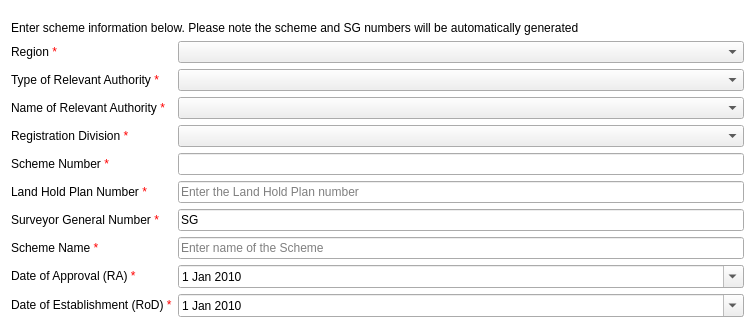
This is ui/flts/ui_scheme_lodgement.ui in cb-flts/flts as Qt 5 draws it before an edit; both pictures show x 0 to 755 and y 0 to 320 of the 755 by 657 pixel window. The edited form follows.
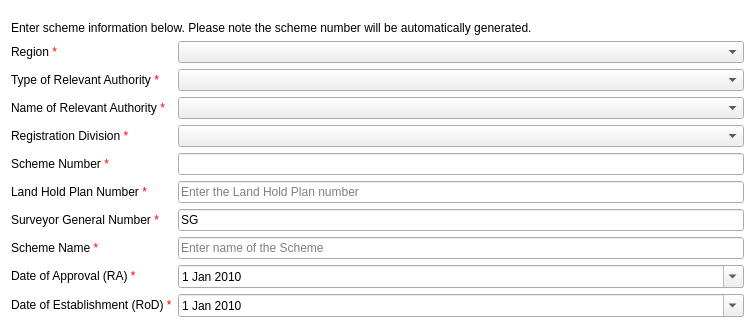
This is the edited form. Icons and pictures are not drawn. Custom widgets are drawn as their Qt base class.

Commit message: Refactored instruction label on Lodgmement wizard.

Patch:
```diff
--- a/ui/flts/ui_scheme_lodgement.ui
+++ b/ui/flts/ui_scheme_lodgement.ui
@@ -61,7 +61,7 @@
        </sizepolicy>
       </property>
       <property name="text">
-       <string>&lt;html&gt;&lt;head/&gt;&lt;body&gt;&lt;p&gt;Enter scheme information below. Please note the scheme and SG numbers will be automatically generated&lt;/p&gt;&lt;/body&gt;&lt;/html&gt;</string>
+       <string>&lt;html&gt;&lt;head/&gt;&lt;body&gt;&lt;p&gt;Enter scheme information below. Please note the scheme number will be automatically generated.&lt;/p&gt;&lt;/body&gt;&lt;/html&gt;</string>
       </property>
      </widget>
     </item>
```
The commit also changes 1 other file.
